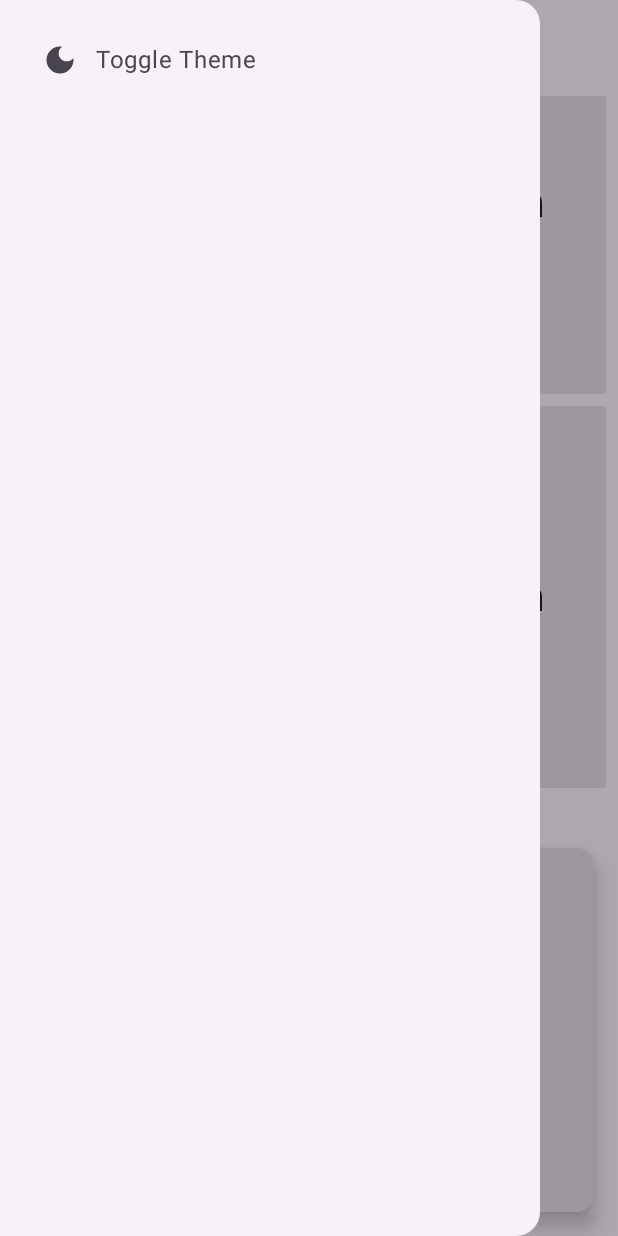
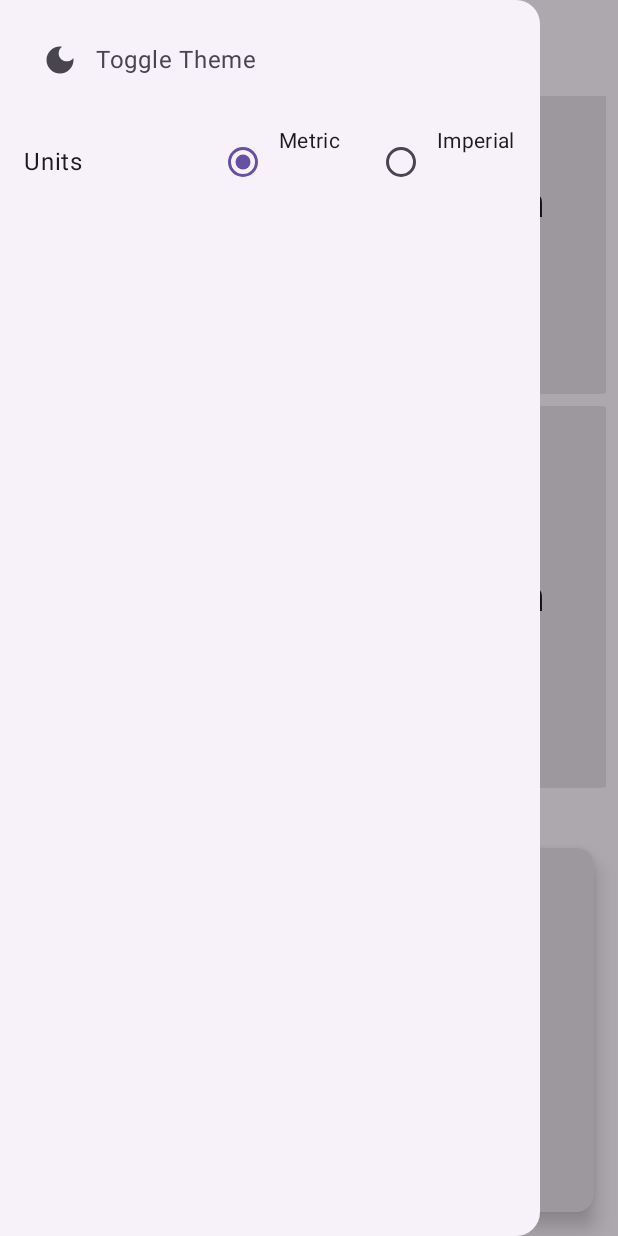
Before and after one commit to gitLRD/rally-trip-computer, an Android app built with Jetpack Compose: the screen it shows after launch (MainActivity), after a tap on "Menu Icon", on a phone screen of 412 x 824 dp. Run offline under Robolectric (Android 15) with nearby library versions, the light colour scheme and no system bars.

Commit message:
First pass at kmh vs mph settings

```diff
--- a/app/src/main/java/com/example/gpstripcomputer/MainActivity.kt
+++ b/app/src/main/java/com/example/gpstripcomputer/MainActivity.kt
@@ -36,6 +36,7 @@ import androidx.compose.material.icons.Icons
 import androidx.compose.material.icons.filled.DarkMode
 import androidx.compose.material.icons.filled.LightMode
 import androidx.compose.material.icons.filled.Menu
+import androidx.compose.material.icons.filled.Settings
 import androidx.compose.material3.Card
 import androidx.compose.material3.CardDefaults
 import androidx.compose.material3.DrawerValue
@@ -47,6 +48,7 @@ import androidx.compose.material3.ModalDrawerSheet
 import androidx.compose.material3.ModalNavigationDrawer
 import androidx.compose.material3.NavigationDrawerItem
 import androidx.compose.material3.NavigationDrawerItemDefaults
+import androidx.compose.material3.RadioButton
 import androidx.compose.material3.Scaffold
 import androidx.compose.material3.Text
 import androidx.compose.material3.TopAppBar
@@ -110,6 +112,21 @@ class MainActivity : ComponentActivity() {
         }
     }
 
+    private val sharedPrefs by lazy { getSharedPreferences("settings", Context.MODE_PRIVATE) }
+
+    // Function to get the unit preference
+    private fun getUnitPreference(): String {
+        return sharedPrefs.getString("units", "metric") ?: "metric" // Default to metric
+    }
+
+    // Function to set the unit preference
+    private fun setUnitPreference(units: String) {
+        with(sharedPrefs.edit()) {
+            putString("units", units)
+            apply()
+        }
+    }
+
     @OptIn(ExperimentalMaterial3Api::class)
     @Composable
     fun SpeedometerApp() {
@@ -146,8 +163,12 @@ class MainActivity : ComponentActivity() {
                 title = "Toggle Theme",
                 selectedIcon = if (isDarkTheme) Icons.Filled.LightMode else Icons.Filled.DarkMode,
                 unselectedIcon = if (isDarkTheme) Icons.Filled.LightMode else Icons.Filled.DarkMode,
+            ),
+            NavigationDrawerItem(
+                title = "Units",
+                selectedIcon = Icons.Filled.Settings, // Or a more appropriate icon
+                unselectedIcon = Icons.Filled.Settings
             )
-            // Add more items as needed
         )
 
         MaterialTheme(colorScheme = if (isDarkTheme) darkColorScheme() else lightColorScheme()) {
@@ -158,7 +179,7 @@ class MainActivity : ComponentActivity() {
                     ModalDrawerSheet {
                         Spacer(Modifier.height(12.dp))
                         items.forEachIndexed { index, item ->
-                            if (index == 0) { // Check if it's the first item (Toggle Theme)
+                            if (item.title == "Toggle Theme") { // Check if it's the first item (Toggle Theme)
                                 NavigationDrawerItem(
                                     label = { Text(item.title) },
                                     selected = false, // Theme toggle is not selectable
@@ -174,6 +195,11 @@ class MainActivity : ComponentActivity() {
                                     },
                                     modifier = Modifier.padding(NavigationDrawerItemDefaults.ItemPadding)
                                 )
+                            } else if (item.title == "Units") {
+                                UnitSetting { newUnits ->
+                                    setUnitPreference(newUnits)
+                                    // Might need to trigger recomposition or recalculate values here
+                                }
                             } else {
                                 NavigationDrawerItem(
                                     label = { Text(item.title) },
@@ -354,6 +380,43 @@ class MainActivity : ComponentActivity() {
         }
     }
 
+    @Composable
+    fun UnitSetting(onUnitChange: (String) -> Unit) {
+        var selectedUnit by remember { mutableStateOf(getUnitPreference()) }
+
+        Row(
+            modifier = Modifier
+                .fillMaxWidth()
+                .padding(16.dp),
+            horizontalArrangement = Arrangement.SpaceBetween,
+            verticalAlignment = Alignment.CenterVertically
+        ) {
+            Text("Units", style = MaterialTheme.typography.bodyLarge)
+
+            Row {
+                RadioButton(
+                    selected = selectedUnit == "metric",
+                    onClick = {
+                        selectedUnit = "metric"
+                        onUnitChange(selectedUnit)
+                    }
+                )
+                Text("Metric", style = MaterialTheme.typography.bodyMedium)
+
+                Spacer(modifier = Modifier.width(16.dp))
+
+                RadioButton(
+                    selected = selectedUnit == "imperial",
+                    onClick = {
+                        selectedUnit = "imperial"
+                        onUnitChange(selectedUnit)
+                    }
+                )
+                Text("Imperial", style = MaterialTheme.typography.bodyMedium)
+            }
+        }
+    }
+
     private fun checkPermissionsAndStartTracking(
         context: Context,
         permissionLauncher: ActivityResultLauncher<String>,
```
